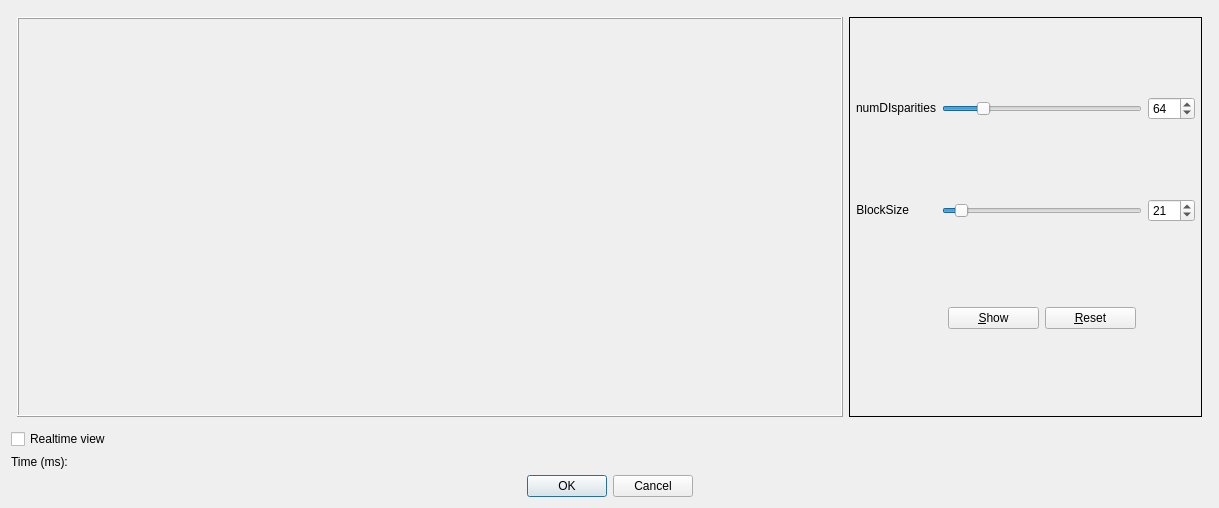
The window that subWindows/bmparamdialog.ui (m21-cerutti/ProjetTech2019_Robot) describes before a commit, drawn with Qt 5.
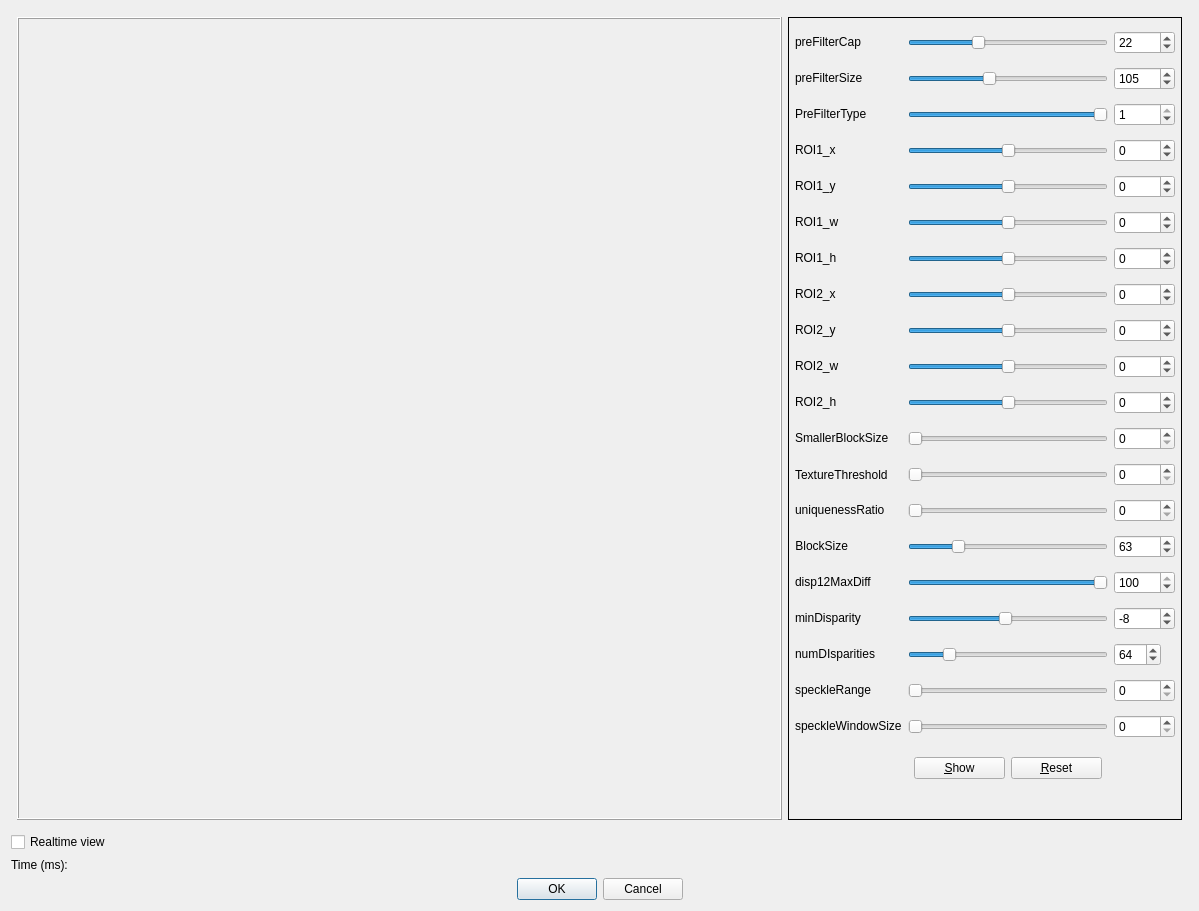
The same window after the commit.

```diff
--- a/subWindows/bmparamdialog.ui
+++ b/subWindows/bmparamdialog.ui
@@ -6,8 +6,8 @@
    <rect>
     <x>0</x>
     <y>0</y>
-    <width>1219</width>
-    <height>508</height>
+    <width>1199</width>
+    <height>911</height>
    </rect>
   </property>
   <property name="windowTitle">
@@ -80,7 +80,7 @@
         <property name="bottomMargin">
          <number>6</number>
         </property>
-        <item row="0" column="3">
+        <item row="25" column="3">
          <widget class="QSpinBox" name="numDisparities_spin">
           <property name="sizePolicy">
            <sizepolicy hsizetype="Fixed" vsizetype="Fixed">
@@ -102,95 +102,60 @@
           </property>
          </widget>
         </item>
-        <item row="1" column="3">
-         <widget class="QSpinBox" name="blockSize_spin">
-          <property name="minimum">
-           <number>5</number>
+        <item row="13" column="0">
+         <widget class="QLabel" name="label_7">
+          <property name="sizePolicy">
+           <sizepolicy hsizetype="Fixed" vsizetype="Fixed">
+            <horstretch>0</horstretch>
+            <verstretch>0</verstretch>
+           </sizepolicy>
           </property>
-          <property name="maximum">
-           <number>255</number>
+          <property name="text">
+           <string>SmallerBlockSize</string>
           </property>
-          <property name="singleStep">
-           <number>2</number>
+         </widget>
+        </item>
+        <item row="31" column="0">
+         <widget class="QLabel" name="label_13">
+          <property name="sizePolicy">
+           <sizepolicy hsizetype="Fixed" vsizetype="Fixed">
+            <horstretch>0</horstretch>
+            <verstretch>0</verstretch>
+           </sizepolicy>
           </property>
-          <property name="value">
-           <number>21</number>
+          <property name="text">
+           <string>speckleWindowSize</string>
           </property>
          </widget>
         </item>
-        <item row="0" column="1">
-         <widget class="QSlider" name="numDisparities_slider">
+        <item row="20" column="0">
+         <widget class="QLabel" name="label_10">
           <property name="sizePolicy">
            <sizepolicy hsizetype="Fixed" vsizetype="Fixed">
             <horstretch>0</horstretch>
             <verstretch>0</verstretch>
            </sizepolicy>
           </property>
-          <property name="minimumSize">
-           <size>
-            <width>200</width>
-            <height>0</height>
-           </size>
+          <property name="text">
+           <string>disp12MaxDiff</string>
           </property>
-          <property name="minimum">
-           <number>16</number>
-          </property>
-          <property name="maximum">
-           <number>280</number>
-          </property>
-          <property name="singleStep">
-           <number>16</number>
-          </property>
-          <property name="pageStep">
-           <number>16</number>
-          </property>
-          <property name="value">
-           <number>64</number>
-          </property>
-          <property name="orientation">
-           <enum>Qt::Horizontal</enum>
-          </property>
-          <property name="tickInterval">
-           <number>16</number>
-          </property>
          </widget>
         </item>
-        <item row="1" column="1">
-         <widget class="QSlider" name="blockSize_slider">
+        <item row="24" column="0">
+         <widget class="QLabel" name="label_11">
           <property name="sizePolicy">
            <sizepolicy hsizetype="Fixed" vsizetype="Fixed">
             <horstretch>0</horstretch>
             <verstretch>0</verstretch>
            </sizepolicy>
           </property>
-          <property name="minimumSize">
-           <size>
-            <width>200</width>
-            <height>0</height>
-           </size>
+          <property name="text">
+           <string>minDisparity</string>
           </property>
-          <property name="minimum">
-           <number>5</number>
-          </property>
-          <property name="maximum">
-           <number>255</number>
-          </property>
-          <property name="singleStep">
-           <number>2</number>
-          </property>
-          <property name="value">
-           <number>21</number>
-          </property>
-          <property name="orientation">
-           <enum>Qt::Horizontal</enum>
-          </property>
-          <property name="tickInterval">
-           <number>2</number>
-          </property>
          </widget>
         </item>
-        <item row="1" column="0">
-         <widget class="QLabel" name="label_3">
+        <item row="12" column="0">
+         <widget class="QLabel" name="label_6">
           <property name="sizePolicy">
            <sizepolicy hsizetype="Fixed" vsizetype="Fixed">
             <horstretch>0</horstretch>
@@ -198,14 +163,11 @@
            </sizepolicy>
           </property>
           <property name="text">
-           <string>BlockSize</string>
+           <string>ROI2_h</string>
           </property>
-          <property name="alignment">
-           <set>Qt::AlignRight|Qt::AlignTrailing|Qt::AlignVCenter</set>
-          </property>
          </widget>
         </item>
-        <item row="14" column="1">
+        <item row="36" column="1">
          <layout class="QHBoxLayout" name="horizontalLayout_2">
           <property name="leftMargin">
            <number>6</number>
@@ -235,7 +197,795 @@
           </item>
          </layout>
         </item>
-        <item row="0" column="0">
+        <item row="2" column="0">
+         <widget class="QLabel" name="label">
+          <property name="sizePolicy">
+           <sizepolicy hsizetype="Fixed" vsizetype="Fixed">
+            <horstretch>0</horstretch>
+            <verstretch>0</verstretch>
+           </sizepolicy>
+          </property>
+          <property name="text">
+           <string>preFilterCap</string>
+          </property>
+         </widget>
+        </item>
+        <item row="10" column="0">
+         <widget class="QLabel" name="label_20">
+          <property name="sizePolicy">
+           <sizepolicy hsizetype="Fixed" vsizetype="Fixed">
+            <horstretch>0</horstretch>
+            <verstretch>0</verstretch>
+           </sizepolicy>
+          </property>
+          <property name="text">
+           <string>ROI2_y</string>
+          </property>
+         </widget>
+        </item>
+        <item row="6" column="0">
+         <widget class="QLabel" name="label_16">
+          <property name="sizePolicy">
+           <sizepolicy hsizetype="Fixed" vsizetype="Fixed">
+            <horstretch>0</horstretch>
+            <verstretch>0</verstretch>
+           </sizepolicy>
+          </property>
+          <property name="text">
+           <string>ROI1_y</string>
+          </property>
+         </widget>
+        </item>
+        <item row="7" column="0">
+         <widget class="QLabel" name="label_17">
+          <property name="sizePolicy">
+           <sizepolicy hsizetype="Fixed" vsizetype="Fixed">
+            <horstretch>0</horstretch>
+            <verstretch>0</verstretch>
+           </sizepolicy>
+          </property>
+          <property name="text">
+           <string>ROI1_w</string>
+          </property>
+         </widget>
+        </item>
+        <item row="8" column="0">
+         <widget class="QLabel" name="label_18">
+          <property name="sizePolicy">
+           <sizepolicy hsizetype="Fixed" vsizetype="Fixed">
+            <horstretch>0</horstretch>
+            <verstretch>0</verstretch>
+           </sizepolicy>
+          </property>
+          <property name="text">
+           <string>ROI1_h</string>
+          </property>
+         </widget>
+        </item>
+        <item row="9" column="0">
+         <widget class="QLabel" name="label_19">
+          <property name="sizePolicy">
+           <sizepolicy hsizetype="Fixed" vsizetype="Fixed">
+            <horstretch>0</horstretch>
+            <verstretch>0</verstretch>
+           </sizepolicy>
+          </property>
+          <property name="text">
+           <string>ROI2_x</string>
+          </property>
+         </widget>
+        </item>
+        <item row="5" column="0">
+         <widget class="QLabel" name="label_15">
+          <property name="sizePolicy">
+           <sizepolicy hsizetype="Fixed" vsizetype="Fixed">
+            <horstretch>0</horstretch>
+            <verstretch>0</verstretch>
+           </sizepolicy>
+          </property>
+          <property name="text">
+           <string>ROI1_x</string>
+          </property>
+         </widget>
+        </item>
+        <item row="14" column="0">
+         <widget class="QLabel" name="label_8">
+          <property name="text">
+           <string>TextureThreshold</string>
+          </property>
+         </widget>
+        </item>
+        <item row="26" column="0">
+         <widget class="QLabel" name="label_12">
+          <property name="sizePolicy">
+           <sizepolicy hsizetype="Fixed" vsizetype="Fixed">
+            <horstretch>0</horstretch>
+            <verstretch>0</verstretch>
+           </sizepolicy>
+          </property>
+          <property name="text">
+           <string>speckleRange</string>
+          </property>
+         </widget>
+        </item>
+        <item row="15" column="0">
+         <widget class="QLabel" name="label_9">
+          <property name="sizePolicy">
+           <sizepolicy hsizetype="Fixed" vsizetype="Fixed">
+            <horstretch>0</horstretch>
+            <verstretch>0</verstretch>
+           </sizepolicy>
+          </property>
+          <property name="text">
+           <string>uniquenessRatio</string>
+          </property>
+         </widget>
+        </item>
+        <item row="4" column="0">
+         <widget class="QLabel" name="label_5">
+          <property name="sizePolicy">
+           <sizepolicy hsizetype="Fixed" vsizetype="Fixed">
+            <horstretch>0</horstretch>
+            <verstretch>0</verstretch>
+           </sizepolicy>
+          </property>
+          <property name="text">
+           <string>PreFilterType</string>
+          </property>
+         </widget>
+        </item>
+        <item row="3" column="0">
+         <widget class="QLabel" name="label_4">
+          <property name="sizePolicy">
+           <sizepolicy hsizetype="Fixed" vsizetype="Fixed">
+            <horstretch>0</horstretch>
+            <verstretch>0</verstretch>
+           </sizepolicy>
+          </property>
+          <property name="text">
+           <string>preFilterSize</string>
+          </property>
+         </widget>
+        </item>
+        <item row="11" column="0">
+         <widget class="QLabel" name="label_21">
+          <property name="sizePolicy">
+           <sizepolicy hsizetype="Fixed" vsizetype="Fixed">
+            <horstretch>0</horstretch>
+            <verstretch>0</verstretch>
+           </sizepolicy>
+          </property>
+          <property name="text">
+           <string>ROI2_w</string>
+          </property>
+         </widget>
+        </item>
+        <item row="2" column="1">
+         <widget class="QSlider" name="preFilterCap_slider">
+          <property name="sizePolicy">
+           <sizepolicy hsizetype="Minimum" vsizetype="Fixed">
+            <horstretch>0</horstretch>
+            <verstretch>0</verstretch>
+           </sizepolicy>
+          </property>
+          <property name="minimum">
+           <number>1</number>
+          </property>
+          <property name="maximum">
+           <number>63</number>
+          </property>
+          <property name="value">
+           <number>22</number>
+          </property>
+          <property name="orientation">
+           <enum>Qt::Horizontal</enum>
+          </property>
+         </widget>
+        </item>
+        <item row="3" column="1">
+         <widget class="QSlider" name="preFilterSize_slider">
+          <property name="sizePolicy">
+           <sizepolicy hsizetype="Minimum" vsizetype="Fixed">
+            <horstretch>0</horstretch>
+            <verstretch>0</verstretch>
+           </sizepolicy>
+          </property>
+          <property name="minimum">
+           <number>5</number>
+          </property>
+          <property name="maximum">
+           <number>255</number>
+          </property>
+          <property name="value">
+           <number>105</number>
+          </property>
+          <property name="orientation">
+           <enum>Qt::Horizontal</enum>
+          </property>
+         </widget>
+        </item>
+        <item row="4" column="1">
+         <widget class="QSlider" name="preFilterType_slider">
+          <property name="sizePolicy">
+           <sizepolicy hsizetype="Minimum" vsizetype="Fixed">
+            <horstretch>0</horstretch>
+            <verstretch>0</verstretch>
+           </sizepolicy>
+          </property>
+          <property name="maximum">
+           <number>1</number>
+          </property>
+          <property name="value">
+           <number>1</number>
+          </property>
+          <property name="orientation">
+           <enum>Qt::Horizontal</enum>
+          </property>
+         </widget>
+        </item>
+        <item row="5" column="1">
+         <widget class="QSlider" name="ROI1_x_slider">
+          <property name="sizePolicy">
+           <sizepolicy hsizetype="Minimum" vsizetype="Fixed">
+            <horstretch>0</horstretch>
+            <verstretch>0</verstretch>
+           </sizepolicy>
+          </property>
+          <property name="minimum">
+           <number>-1000</number>
+          </property>
+          <property name="maximum">
+           <number>1000</number>
+          </property>
+          <property name="orientation">
+           <enum>Qt::Horizontal</enum>
+          </property>
+         </widget>
+        </item>
+        <item row="6" column="1">
+         <widget class="QSlider" name="ROI1_y_slider">
+          <property name="sizePolicy">
+           <sizepolicy hsizetype="Minimum" vsizetype="Fixed">
+            <horstretch>0</horstretch>
+            <verstretch>0</verstretch>
+           </sizepolicy>
+          </property>
+          <property name="minimum">
+           <number>-1000</number>
+          </property>
+          <property name="maximum">
+           <number>1000</number>
+          </property>
+          <property name="orientation">
+           <enum>Qt::Horizontal</enum>
+          </property>
+         </widget>
+        </item>
+        <item row="7" column="1">
+         <widget class="QSlider" name="ROI1_w_slider">
+          <property name="sizePolicy">
+           <sizepolicy hsizetype="Minimum" vsizetype="Fixed">
+            <horstretch>0</horstretch>
+            <verstretch>0</verstretch>
+           </sizepolicy>
+          </property>
+          <property name="minimum">
+           <number>-1000</number>
+          </property>
+          <property name="maximum">
+           <number>1000</number>
+          </property>
+          <property name="orientation">
+           <enum>Qt::Horizontal</enum>
+          </property>
+         </widget>
+        </item>
+        <item row="8" column="1">
+         <widget class="QSlider" name="ROI1_h_slider">
+          <property name="sizePolicy">
+           <sizepolicy hsizetype="Minimum" vsizetype="Fixed">
+            <horstretch>0</horstretch>
+            <verstretch>0</verstretch>
+           </sizepolicy>
+          </property>
+          <property name="minimum">
+           <number>-1000</number>
+          </property>
+          <property name="maximum">
+           <number>1000</number>
+          </property>
+          <property name="orientation">
+           <enum>Qt::Horizontal</enum>
+          </property>
+         </widget>
+        </item>
+        <item row="9" column="1">
+         <widget class="QSlider" name="ROI2_x_slider">
+          <property name="sizePolicy">
+           <sizepolicy hsizetype="Minimum" vsizetype="Fixed">
+            <horstretch>0</horstretch>
+            <verstretch>0</verstretch>
+           </sizepolicy>
+          </property>
+          <property name="minimum">
+           <number>-1000</number>
+          </property>
+          <property name="maximum">
+           <number>1000</number>
+          </property>
+          <property name="orientation">
+           <enum>Qt::Horizontal</enum>
+          </property>
+         </widget>
+        </item>
+        <item row="10" column="1">
+         <widget class="QSlider" name="ROI2_y_slider">
+          <property name="sizePolicy">
+           <sizepolicy hsizetype="Minimum" vsizetype="Fixed">
+            <horstretch>0</horstretch>
+            <verstretch>0</verstretch>
+           </sizepolicy>
+          </property>
+          <property name="minimum">
+           <number>-1000</number>
+          </property>
+          <property name="maximum">
+           <number>1000</number>
+          </property>
+          <property name="orientation">
+           <enum>Qt::Horizontal</enum>
+          </property>
+         </widget>
+        </item>
+        <item row="11" column="1">
+         <widget class="QSlider" name="ROI2_w_slider">
+          <property name="sizePolicy">
+           <sizepolicy hsizetype="Minimum" vsizetype="Fixed">
+            <horstretch>0</horstretch>
+            <verstretch>0</verstretch>
+           </sizepolicy>
+          </property>
+          <property name="minimum">
+           <number>-1000</number>
+          </property>
+          <property name="maximum">
+           <number>1000</number>
+          </property>
+          <property name="orientation">
+           <enum>Qt::Horizontal</enum>
+          </property>
+         </widget>
+        </item>
+        <item row="12" column="1">
+         <widget class="QSlider" name="ROI2_h_slider">
+          <property name="sizePolicy">
+           <sizepolicy hsizetype="Minimum" vsizetype="Fixed">
+            <horstretch>0</horstretch>
+            <verstretch>0</verstretch>
+           </sizepolicy>
+          </property>
+          <property name="minimum">
+           <number>-1000</number>
+          </property>
+          <property name="maximum">
+           <number>1000</number>
+          </property>
+          <property name="orientation">
+           <enum>Qt::Horizontal</enum>
+          </property>
+         </widget>
+        </item>
+        <item row="13" column="1">
+         <widget class="QSlider" name="smallerBlockSize_slider">
+          <property name="sizePolicy">
+           <sizepolicy hsizetype="Minimum" vsizetype="Fixed">
+            <horstretch>0</horstretch>
+            <verstretch>0</verstretch>
+           </sizepolicy>
+          </property>
+          <property name="minimum">
+           <number>0</number>
+          </property>
+          <property name="maximum">
+           <number>5000</number>
+          </property>
+          <property name="orientation">
+           <enum>Qt::Horizontal</enum>
+          </property>
+         </widget>
+        </item>
+        <item row="15" column="1">
+         <widget class="QSlider" name="uniquenessRatio_slider">
+          <property name="sizePolicy">
+           <sizepolicy hsizetype="Minimum" vsizetype="Fixed">
+            <horstretch>0</horstretch>
+            <verstretch>0</verstretch>
+           </sizepolicy>
+          </property>
+          <property name="maximum">
+           <number>100</number>
+          </property>
+          <property name="orientation">
+           <enum>Qt::Horizontal</enum>
+          </property>
+         </widget>
+        </item>
+        <item row="14" column="1">
+         <widget class="QSlider" name="textureThreshold_slider">
+          <property name="sizePolicy">
+           <sizepolicy hsizetype="Minimum" vsizetype="Fixed">
+            <horstretch>0</horstretch>
+            <verstretch>0</verstretch>
+           </sizepolicy>
+          </property>
+          <property name="minimum">
+           <number>0</number>
+          </property>
+          <property name="maximum">
+           <number>50000</number>
+          </property>
+          <property name="orientation">
+           <enum>Qt::Horizontal</enum>
+          </property>
+         </widget>
+        </item>
+        <item row="20" column="1">
+         <widget class="QSlider" name="disp12_slider">
+          <property name="sizePolicy">
+           <sizepolicy hsizetype="Minimum" vsizetype="Fixed">
+            <horstretch>0</horstretch>
+            <verstretch>0</verstretch>
+           </sizepolicy>
+          </property>
+          <property name="maximum">
+           <number>100</number>
+          </property>
+          <property name="value">
+           <number>100</number>
+          </property>
+          <property name="orientation">
+           <enum>Qt::Horizontal</enum>
+          </property>
+         </widget>
+        </item>
+        <item row="24" column="1">
+         <widget class="QSlider" name="minDisparity_slider">
+          <property name="sizePolicy">
+           <sizepolicy hsizetype="Minimum" vsizetype="Fixed">
+            <horstretch>0</horstretch>
+            <verstretch>0</verstretch>
+           </sizepolicy>
+          </property>
+          <property name="minimum">
+           <number>-300</number>
+          </property>
+          <property name="maximum">
+           <number>300</number>
+          </property>
+          <property name="value">
+           <number>-8</number>
+          </property>
+          <property name="orientation">
+           <enum>Qt::Horizontal</enum>
+          </property>
+         </widget>
+        </item>
+        <item row="26" column="1">
+         <widget class="QSlider" name="speckleRange_slider">
+          <property name="sizePolicy">
+           <sizepolicy hsizetype="Minimum" vsizetype="Fixed">
+            <horstretch>0</horstretch>
+            <verstretch>0</verstretch>
+           </sizepolicy>
+          </property>
+          <property name="maximum">
+           <number>500</number>
+          </property>
+          <property name="orientation">
+           <enum>Qt::Horizontal</enum>
+          </property>
+         </widget>
+        </item>
+        <item row="31" column="1">
+         <widget class="QSlider" name="speckleWindowsSize_slider">
+          <property name="sizePolicy">
+           <sizepolicy hsizetype="Minimum" vsizetype="Fixed">
+            <horstretch>0</horstretch>
+            <verstretch>0</verstretch>
+           </sizepolicy>
+          </property>
+          <property name="maximum">
+           <number>3</number>
+          </property>
+          <property name="orientation">
+           <enum>Qt::Horizontal</enum>
+          </property>
+         </widget>
+        </item>
+        <item row="2" column="3">
+         <widget class="QSpinBox" name="spinBox">
+          <property name="minimum">
+           <number>1</number>
+          </property>
+          <property name="maximum">
+           <number>63</number>
+          </property>
+          <property name="value">
+           <number>22</number>
+          </property>
+         </widget>
+        </item>
+        <item row="3" column="3">
+         <widget class="QSpinBox" name="spinBox_2">
+          <property name="minimum">
+           <number>5</number>
+          </property>
+          <property name="maximum">
+           <number>255</number>
+          </property>
+          <property name="value">
+           <number>105</number>
+          </property>
+         </widget>
+        </item>
+        <item row="4" column="3">
+         <widget class="QSpinBox" name="spinBox_3">
+          <property name="maximum">
+           <number>1</number>
+          </property>
+          <property name="value">
+           <number>1</number>
+          </property>
+         </widget>
+        </item>
+        <item row="5" column="3">
+         <widget class="QSpinBox" name="spinBox_4">
+          <property name="minimum">
+           <number>-1000</number>
+          </property>
+          <property name="maximum">
+           <number>1000</number>
+          </property>
+         </widget>
+        </item>
+        <item row="6" column="3">
+         <widget class="QSpinBox" name="spinBox_5">
+          <property name="minimum">
+           <number>-1000</number>
+          </property>
+          <property name="maximum">
+           <number>1000</number>
+          </property>
+         </widget>
+        </item>
+        <item row="7" column="3">
+         <widget class="QSpinBox" name="spinBox_6">
+          <property name="minimum">
+           <number>-1000</number>
+          </property>
+          <property name="maximum">
+           <number>1000</number>
+          </property>
+         </widget>
+        </item>
+        <item row="8" column="3">
+         <widget class="QSpinBox" name="spinBox_7">
+          <property name="minimum">
+           <number>-1000</number>
+          </property>
+          <property name="maximum">
+           <number>1000</number>
+          </property>
+         </widget>
+        </item>
+        <item row="9" column="3">
+         <widget class="QSpinBox" name="spinBox_8">
+          <property name="minimum">
+           <number>-1000</number>
+          </property>
+          <property name="maximum">
+           <number>1000</number>
+          </property>
+         </widget>
+        </item>
+        <item row="10" column="3">
+         <widget class="QSpinBox" name="spinBox_9">
+          <property name="minimum">
+           <number>-1000</number>
+          </property>
+          <property name="maximum">
+           <number>1000</number>
+          </property>
+         </widget>
+        </item>
+        <item row="11" column="3">
+         <widget class="QSpinBox" name="spinBox_10">
+          <property name="minimum">
+           <number>-1000</number>
+          </property>
+          <property name="maximum">
+           <number>1000</number>
+          </property>
+         </widget>
+        </item>
+        <item row="12" column="3">
+         <widget class="QSpinBox" name="spinBox_11">
+          <property name="minimum">
+           <number>-1000</number>
+          </property>
+          <property name="maximum">
+           <number>1000</number>
+          </property>
+         </widget>
+        </item>
+        <item row="13" column="3">
+         <widget class="QSpinBox" name="spinBox_12">
+          <property name="minimum">
+           <number>0</number>
+          </property>
+          <property name="maximum">
+           <number>5000</number>
+          </property>
+         </widget>
+        </item>
+        <item row="14" column="3">
+         <widget class="QSpinBox" name="spinBox_13">
+          <property name="minimum">
+           <number>0</number>
+          </property>
+          <property name="maximum">
+           <number>50000</number>
+          </property>
+         </widget>
+        </item>
+        <item row="15" column="3">
+         <widget class="QSpinBox" name="spinBox_14">
+          <property name="maximum">
+           <number>100</number>
+          </property>
+         </widget>
+        </item>
+        <item row="20" column="3">
+         <widget class="QSpinBox" name="spinBox_15">
+          <property name="maximum">
+           <number>100</number>
+          </property>
+          <property name="value">
+           <number>100</number>
+          </property>
+         </widget>
+        </item>
+        <item row="24" column="3">
+         <widget class="QSpinBox" name="spinBox_16">
+          <property name="minimum">
+           <number>-300</number>
+          </property>
+          <property name="maximum">
+           <number>300</number>
+          </property>
+          <property name="value">
+           <number>-8</number>
+          </property>
+         </widget>
+        </item>
+        <item row="26" column="3">
+         <widget class="QSpinBox" name="spinBox_17">
+          <property name="maximum">
+           <number>500</number>
+          </property>
+         </widget>
+        </item>
+        <item row="31" column="3">
+         <widget class="QSpinBox" name="spinBox_18">
+          <property name="maximum">
+           <number>3</number>
+          </property>
+         </widget>
+        </item>
+        <item row="17" column="1">
+         <widget class="QSlider" name="blockSize_slider">
+          <property name="sizePolicy">
+           <sizepolicy hsizetype="Fixed" vsizetype="Fixed">
+            <horstretch>0</horstretch>
+            <verstretch>0</verstretch>
+           </sizepolicy>
+          </property>
+          <property name="minimumSize">
+           <size>
+            <width>200</width>
+            <height>0</height>
+           </size>
+          </property>
+          <property name="minimum">
+           <number>5</number>
+          </property>
+          <property name="maximum">
+           <number>255</number>
+          </property>
+          <property name="singleStep">
+           <number>2</number>
+          </property>
+          <property name="value">
+           <number>63</number>
+          </property>
+          <property name="orientation">
+           <enum>Qt::Horizontal</enum>
+          </property>
+          <property name="tickInterval">
+           <number>2</number>
+          </property>
+         </widget>
+        </item>
+        <item row="17" column="0">
+         <widget class="QLabel" name="label_3">
+          <property name="sizePolicy">
+           <sizepolicy hsizetype="Fixed" vsizetype="Fixed">
+            <horstretch>0</horstretch>
+            <verstretch>0</verstretch>
+           </sizepolicy>
+          </property>
+          <property name="text">
+           <string>BlockSize</string>
+          </property>
+          <property name="alignment">
+           <set>Qt::AlignRight|Qt::AlignTrailing|Qt::AlignVCenter</set>
+          </property>
+         </widget>
+        </item>
+        <item row="17" column="3">
+         <widget class="QSpinBox" name="blockSize_spin">
+          <property name="minimum">
+           <number>5</number>
+          </property>
+          <property name="maximum">
+           <number>255</number>
+          </property>
+          <property name="singleStep">
+           <number>2</number>
+          </property>
+          <property name="value">
+           <number>63</number>
+          </property>
+         </widget>
+        </item>
+        <item row="25" column="1">
+         <widget class="QSlider" name="numDisparities_slider">
+          <property name="sizePolicy">
+           <sizepolicy hsizetype="Fixed" vsizetype="Fixed">
+            <horstretch>0</horstretch>
+            <verstretch>0</verstretch>
+           </sizepolicy>
+          </property>
+          <property name="minimumSize">
+           <size>
+            <width>200</width>
+            <height>0</height>
+           </size>
+          </property>
+          <property name="minimum">
+           <number>16</number>
+          </property>
+          <property name="maximum">
+           <number>280</number>
+          </property>
+          <property name="singleStep">
+           <number>16</number>
+          </property>
+          <property name="pageStep">
+           <number>16</number>
+          </property>
+          <property name="value">
+           <number>64</number>
+          </property>
+          <property name="orientation">
+           <enum>Qt::Horizontal</enum>
+          </property>
+          <property name="tickInterval">
+           <number>16</number>
+          </property>
+         </widget>
+        </item>
+        <item row="25" column="0">
          <widget class="QLabel" name="label_2">
           <property name="sizePolicy">
            <sizepolicy hsizetype="Fixed" vsizetype="Fixed">
```
Left out of the diff: 648 changed lines with no effect on the pictures.
